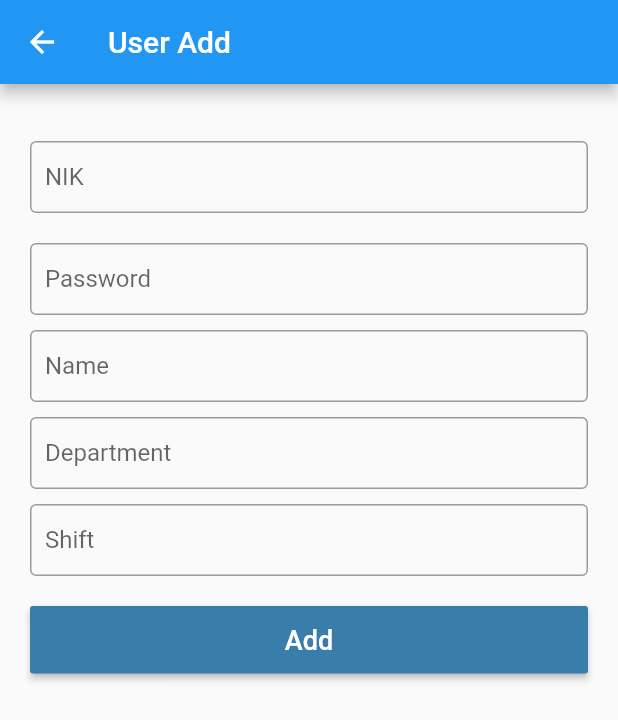
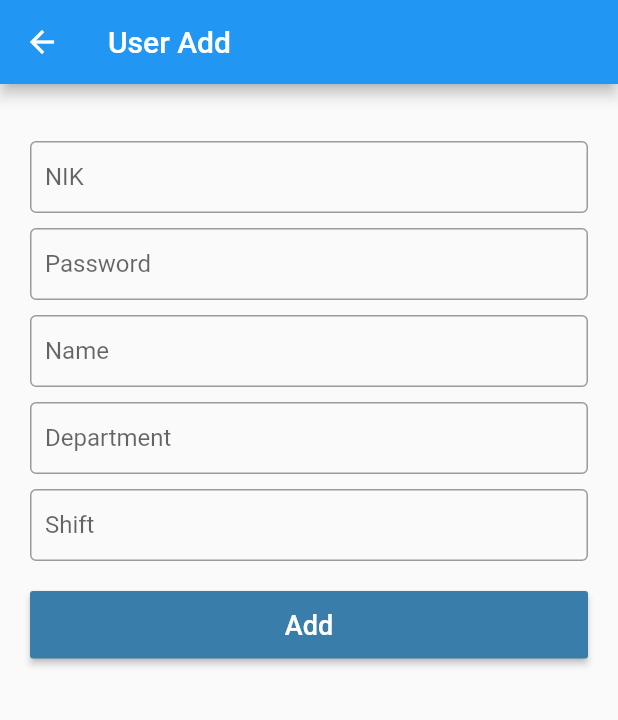
Before and after one commit to rendifajri/attendance_mgi_mobile, a Flutter app: the UserAdd screen opened directly, on a phone screen of 412 x 824 dp. Shown: the top 720 px of the screen. Run offline on Flutter 3.47's test engine with Material 2 defaults, Android fonts, the phone set to English and light mode, and no system bars; our stand-ins replace file_picker, flutter_speed_dial, geolocator, shared_preferences; missing offline and left inert: dart:ffi; accounts and stored records are empty.

```diff
--- a/lib/views/login.dart
+++ b/lib/views/login.dart
@@ -65,6 +65,7 @@ class _LoginState extends State<Login> {
       print(err);
       setState(() {
         textError = "Tidak bisa mengakses server";
+        // textError = err.toString();
       });
     }
   }
@@ -130,7 +131,7 @@ class _LoginState extends State<Login> {
                   controller: usernameController,
                   decoration: InputDecoration(
                     border: OutlineInputBorder(),
-                    labelText: 'User Name',
+                    labelText: 'Username',
                     contentPadding: EdgeInsets.fromLTRB(10, 0, 10, 0),
                   ),
                 ),
--- a/lib/views/user_add.dart
+++ b/lib/views/user_add.dart
@@ -84,7 +84,7 @@ class _UserAddState extends State<UserAdd> {
               ),
             ),
             Container(
-              padding: EdgeInsets.all(10),
+              padding: EdgeInsets.fromLTRB(10, 10, 10, 0),
               child: TextField(
                 controller: nikController,
                 decoration: InputDecoration(
--- a/lib/views/user_edit.dart
+++ b/lib/views/user_edit.dart
@@ -102,7 +102,7 @@ class _UserEditState extends State<UserEdit> {
               ),
             ),
             Container(
-              padding: EdgeInsets.all(10),
+              padding: EdgeInsets.fromLTRB(10, 10, 10, 0),
               child: TextField(
                 controller: nikController,
                 decoration: InputDecoration(
```
Also changed, not shown: 1 other file.
